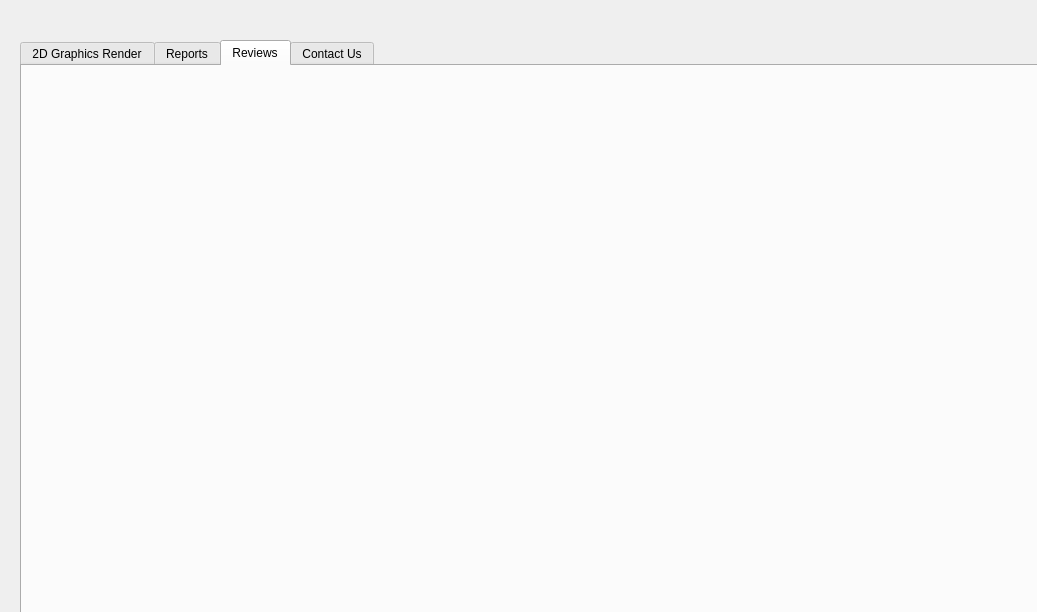
Before: the Qt Designer form 2D_Graphics_Modeler/MainWindow.ui in Hcorupe/2D-Graphics-Modeler, drawn with Qt 5.
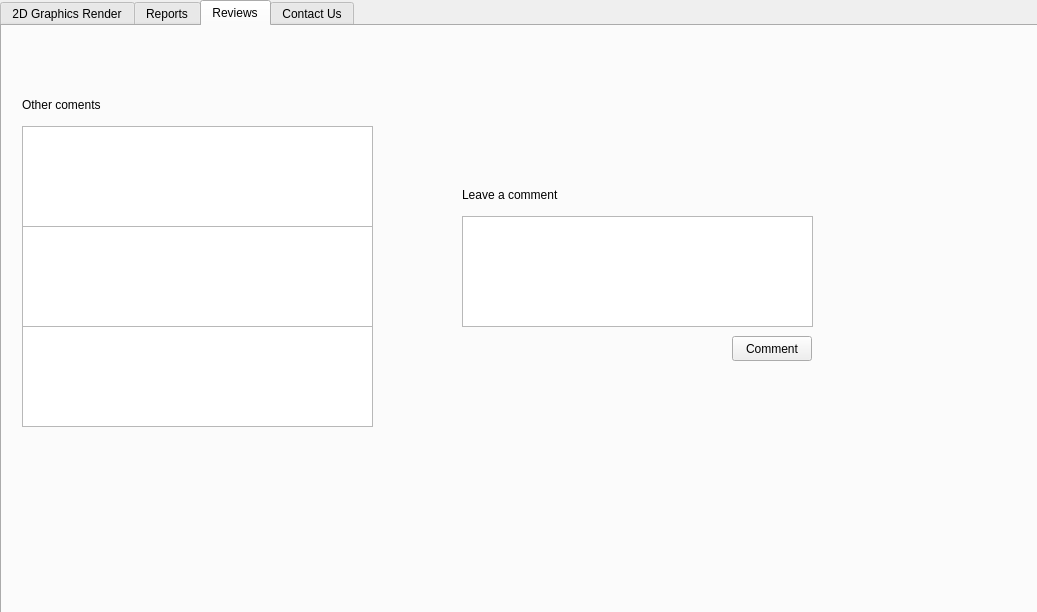
After: the same form once the commit is applied. The open tabs and pages were chosen to show the change. Icons and pictures are not drawn. Custom widgets are drawn as their Qt base class.

Commit message: Fixed a fatal bug involving the UI file (hopefully)

Patch:
```diff
--- a/2D_Graphics_Modeler/MainWindow.ui
+++ b/2D_Graphics_Modeler/MainWindow.ui
@@ -16,8 +16,8 @@
   <widget class="QTabWidget" name="tabWidget">
    <property name="geometry">
     <rect>
-     <x>20</x>
-     <y>40</y>
+     <x>0</x>
+     <y>0</y>
      <width>1041</width>
      <height>621</height>
     </rect>
@@ -218,6 +218,85 @@
     <attribute name="title">
      <string>Reviews</string>
     </attribute>
+    <widget class="QTextEdit" name="cmntBox">
+     <property name="geometry">
+      <rect>
+       <x>460</x>
+       <y>190</y>
+       <width>351</width>
+       <height>111</height>
+      </rect>
+     </property>
+    </widget>
+    <widget class="QLabel" name="cmntLabel">
+     <property name="geometry">
+      <rect>
+       <x>460</x>
+       <y>160</y>
+       <width>111</width>
+       <height>17</height>
+      </rect>
+     </property>
+     <property name="text">
+      <string>Leave a comment</string>
+     </property>
+    </widget>
+    <widget class="QLabel" name="othrCmntLabel">
+     <property name="geometry">
+      <rect>
+       <x>20</x>
+       <y>70</y>
+       <width>101</width>
+       <height>17</height>
+      </rect>
+     </property>
+     <property name="text">
+      <string>Other coments</string>
+     </property>
+    </widget>
+    <widget class="QPushButton" name="commentBtn">
+     <property name="geometry">
+      <rect>
+       <x>730</x>
+       <y>310</y>
+       <width>80</width>
+       <height>25</height>
+      </rect>
+     </property>
+     <property name="text">
+      <string>Comment</string>
+     </property>
+    </widget>
+    <widget class="QTextEdit" name="commentDisp">
+     <property name="geometry">
+      <rect>
+       <x>20</x>
+       <y>100</y>
+       <width>351</width>
+       <height>101</height>
+      </rect>
+     </property>
+    </widget>
+    <widget class="QTextEdit" name="commentDispTwo">
+     <property name="geometry">
+      <rect>
+       <x>20</x>
+       <y>200</y>
+       <width>351</width>
+       <height>101</height>
+      </rect>
+     </property>
+    </widget>
+    <widget class="QTextEdit" name="commentDispThr">
+     <property name="geometry">
+      <rect>
+       <x>20</x>
+       <y>300</y>
+       <width>351</width>
+       <height>101</height>
+      </rect>
+     </property>
+    </widget>
    </widget>
    <widget class="QWidget" name="ContactTab">
     <attribute name="title">
```
Left out of the diff: 45 changed lines with no effect on the pictures. The commit also changes 3 other files.
